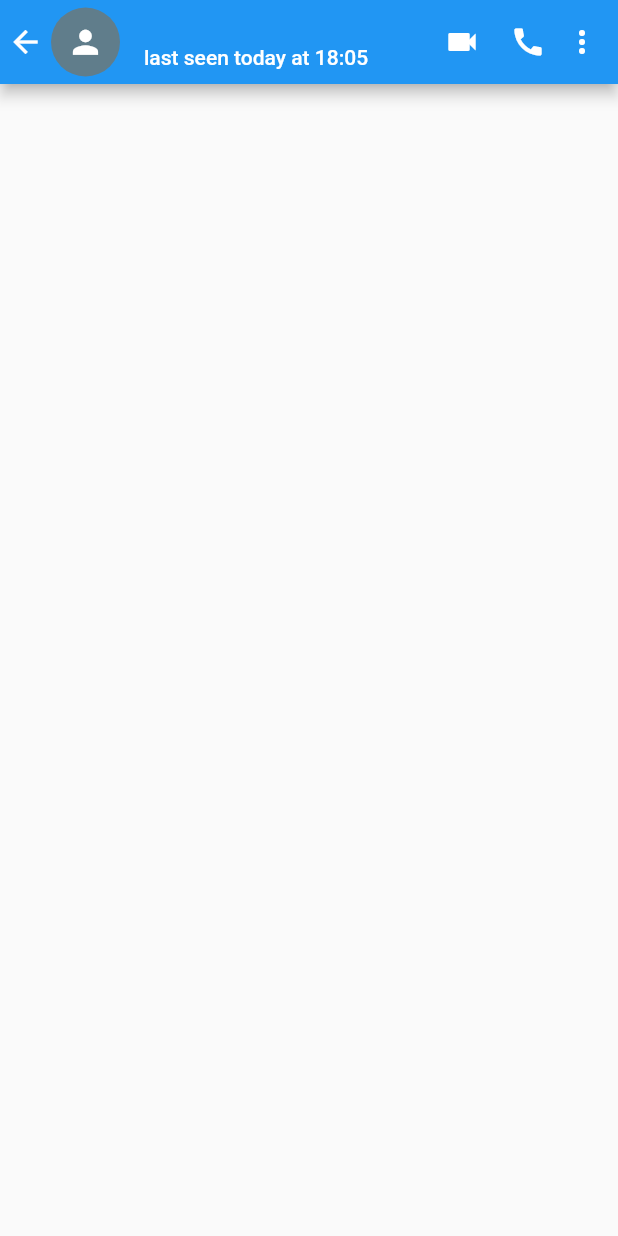
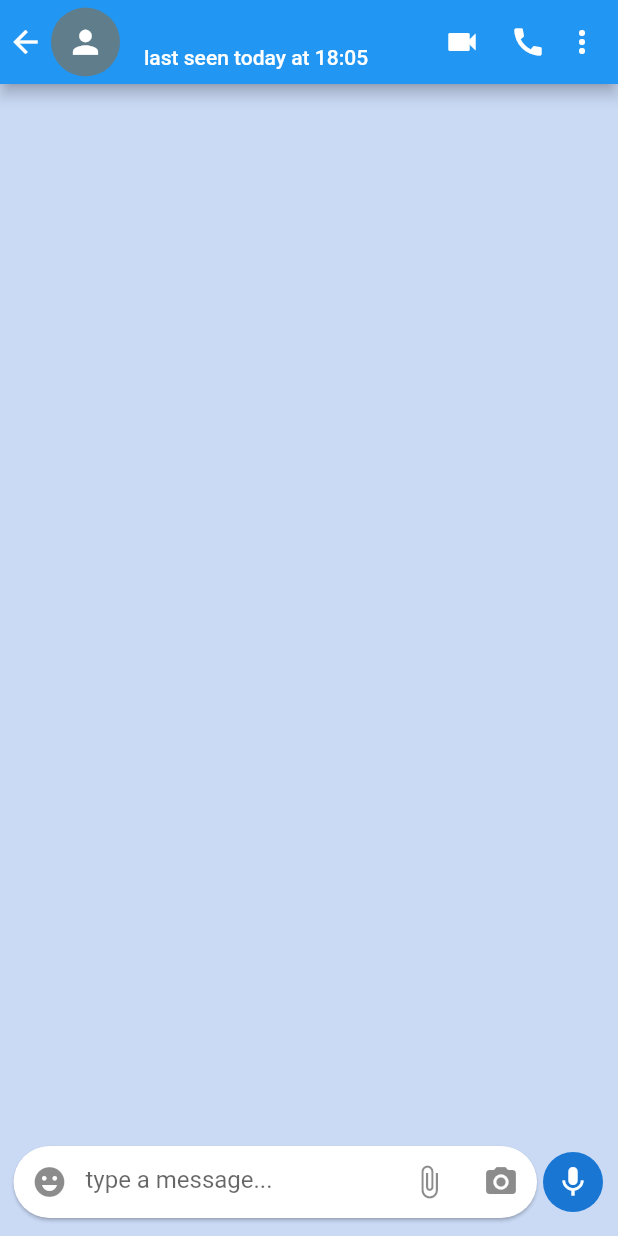
Before and after one commit to Iamdheeraj22/whatsapp_clone, a Flutter app: the IndividualChatScreen screen opened directly with empty values, on a phone screen of 412 x 824 dp. Run offline on Flutter 3.47's test engine with Material 2 defaults, Android fonts, the phone set to English and light mode, and no system bars; our stand-ins replace emoji_picker_flutter.

Commit message:
add internet permisison & integrate the emoji picker

```diff
--- a/lib/CustomUI/CustomUI.dart
+++ b/lib/CustomUI/CustomUI.dart
@@ -3,3 +3,11 @@ import 'package:flutter/cupertino.dart';
 Widget customBox({double height = 0.0, double width = 0.0}) {
   return SizedBox(height: height, width: width);
 }
+
+double phoneHeight(BuildContext context) {
+  return MediaQuery.of(context).size.height;
+}
+
+double phoneWidth(BuildContext context) {
+  return MediaQuery.of(context).size.width;
+}
--- a/lib/Screens/IndividualChatScreen.dart
+++ b/lib/Screens/IndividualChatScreen.dart
@@ -1,3 +1,6 @@
+import 'dart:io';
+
+import 'package:emoji_picker_flutter/emoji_picker_flutter.dart';
 import 'package:flutter/material.dart';
 import 'package:whatsapp_clone/CustomUI/CustomUI.dart';
 import 'package:whatsapp_clone/Model/ChatModel.dart';
@@ -11,10 +14,12 @@ class IndividualChatScreen extends StatefulWidget {
 }
 
 class _IndividualChatScreenState extends State<IndividualChatScreen> {
+  bool show = false;
   @override
   Widget build(BuildContext context) {
     return SafeArea(
       child: Scaffold(
+        backgroundColor: Color.fromARGB(255, 202, 218, 245),
         appBar: AppBar(
           actions: [
             Icon(Icons.videocam),
@@ -73,7 +78,98 @@ class _IndividualChatScreenState extends State<IndividualChatScreen> {
               ),
             ],
           ),
-      )),
+        ),
+        body: Container(
+          height: phoneHeight(context),
+          width: phoneWidth(context),
+          child: Stack(
+            children: [
+              ListView(),
+              Padding(
+                padding: const EdgeInsets.only(left: 5, bottom: 8.0),
+                child: Align(
+                  alignment: Alignment.bottomCenter,
+                  child: Column(
+                    mainAxisAlignment: MainAxisAlignment.end,
+                    children: [
+                      Row(
+                        children: [
+                          Container(
+                              width: phoneWidth(context) - 55,
+                              child: Card(
+                                  shape: RoundedRectangleBorder(
+                                      borderRadius: BorderRadius.circular(55)),
+                                  child: TextFormField(
+                                      decoration: InputDecoration(
+                                          border: InputBorder.none,
+                                          prefixIcon: IconButton(
+                                            icon: Icon(Icons.emoji_emotions),
+                                            onPressed: () {
+                                              setState(() {
+                                                show = !show;
+                                              });
+                                            },
+                                          ),
+                                          suffixIcon: Row(
+                                            mainAxisSize: MainAxisSize.min,
+                                            children: [
+                                              IconButton(
+                                                  onPressed: () {},
+                                                  icon:
+                                                      Icon(Icons.attach_file)),
+                                              IconButton(
+                                                  onPressed: () {},
+                                                  icon: Icon(Icons.camera_alt))
+                                            ],
+                                          ),
+                                          contentPadding: EdgeInsets.all(13),
+                                          hintText: "type a message...")))),
+                          customBox(height: 3),
+                          CircleAvatar(
+                              child: IconButton(
+                                  onPressed: () {}, icon: Icon(Icons.mic)))
+                        ],
+                      ),
+                      show ? emojiSelection() : Container()
+                    ],
+                  ),
+                ),
+              )
+            ],
+          ),
+        ),
+      ),
+    );
+  }
+
+  Widget emojiSelection() {
+    return Container(
+      height: 250,
+      width: phoneWidth(context),
+      child: EmojiPicker(
+          onEmojiSelected: (category, emoji) {
+            print(emoji);
+          },
+          onBackspacePressed: () {},
+          config: Config(
+              columns: 7,
+              emojiSizeMax: 32 *
+                  (Platform.isIOS
+                      ? 1.30
+                      : 1.0), // Issue: https://github.com/flutter/flutter/issues/28894
+              verticalSpacing: 0,
+              horizontalSpacing: 0,
+              initCategory: Category.RECENT,
+              bgColor: Color(0xFFF2F2F2),
+              indicatorColor: Colors.blue,
+              iconColor: Colors.grey,
+              iconColorSelected: Colors.blue,
+              progressIndicatorColor: Colors.blue,
+              showRecentsTab: true,
+              recentsLimit: 28,
+              tabIndicatorAnimDuration: kTabScrollDuration,
+              categoryIcons: const CategoryIcons(),
+              buttonMode: ButtonMode.MATERIAL)),
     );
   }
 }
--- a/pubspec.yaml
+++ b/pubspec.yaml
@@ -34,6 +34,8 @@ dependencies:
   # The following adds the Cupertino Icons font to your application.
   # Use with the CupertinoIcons class for iOS style icons.
   cupertino_icons: ^1.0.2
+  emoji_picker_flutter: ^1.3.0
+  shared_preferences: ^2.0.15
 
 dev_dependencies:
   flutter_test:
```
Also changed, not shown: pubspec.lock, 2 other files. Lines whose indentation alone changed are shown as unchanged.
